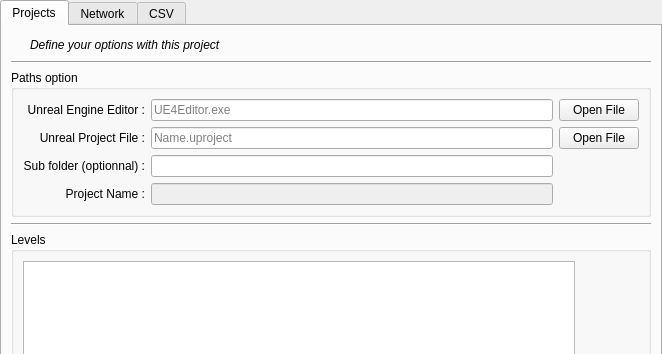
Above: BatchLightUE4/Views/WindowsSetupView.ui from shenyu0403/BatchBuildLightUE4 before the change; both pictures show x 0 to 662 and y 0 to 354 of the 662 by 528 pixel window. Below: the same form after it.
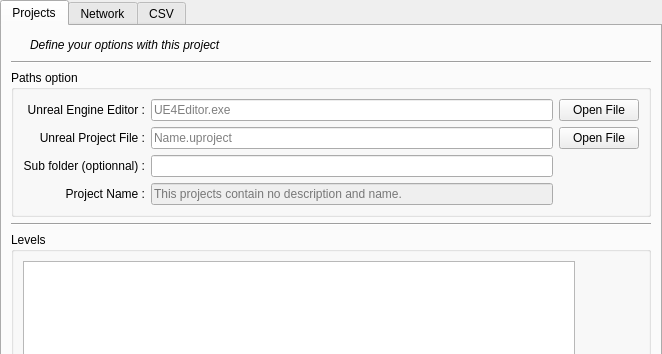
That is the form after the change. The open tabs and pages were chosen to show the change. Icons and pictures are not drawn.

Commit message: Fix, check if the project used (or not) a name inside the .uproject file.

Patch:
```diff
--- a/BatchLightUE4/Views/WindowsSetupView.ui
+++ b/BatchLightUE4/Views/WindowsSetupView.ui
@@ -179,6 +179,9 @@
          <property name="enabled">
           <bool>false</bool>
          </property>
+         <property name="placeholderText">
+          <string>This projects contain no description and name.</string>
+         </property>
         </widget>
        </item>
       </layout>
```
Left out of the diff: 2 changed lines with no effect on the pictures. The commit also changes 3 other files.
